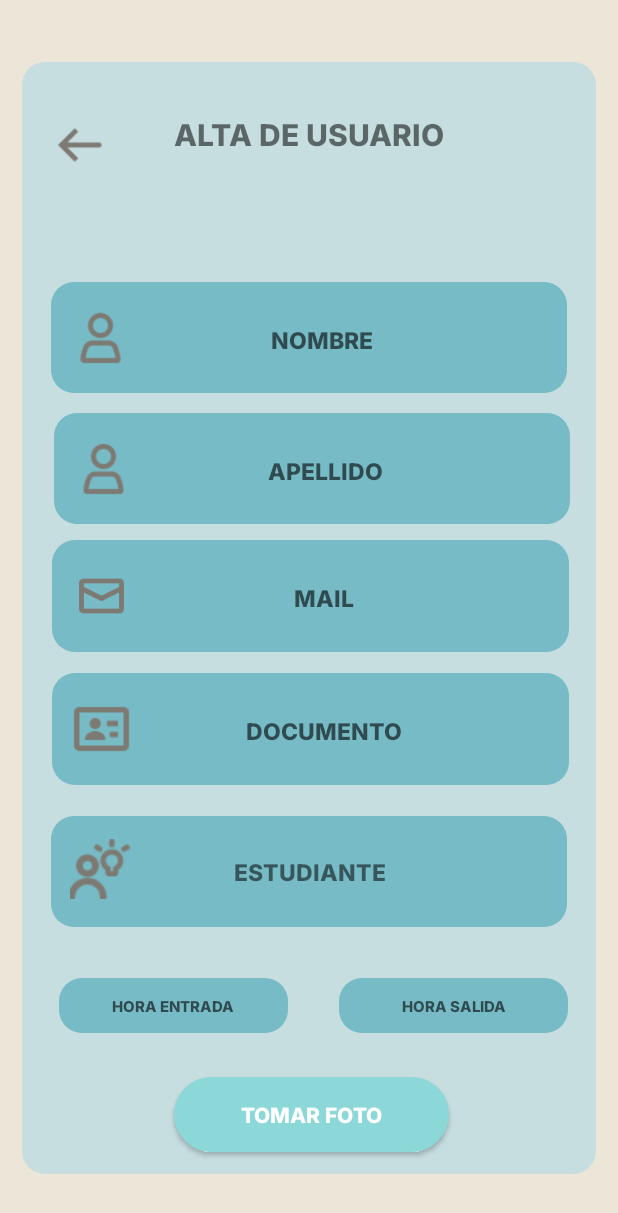
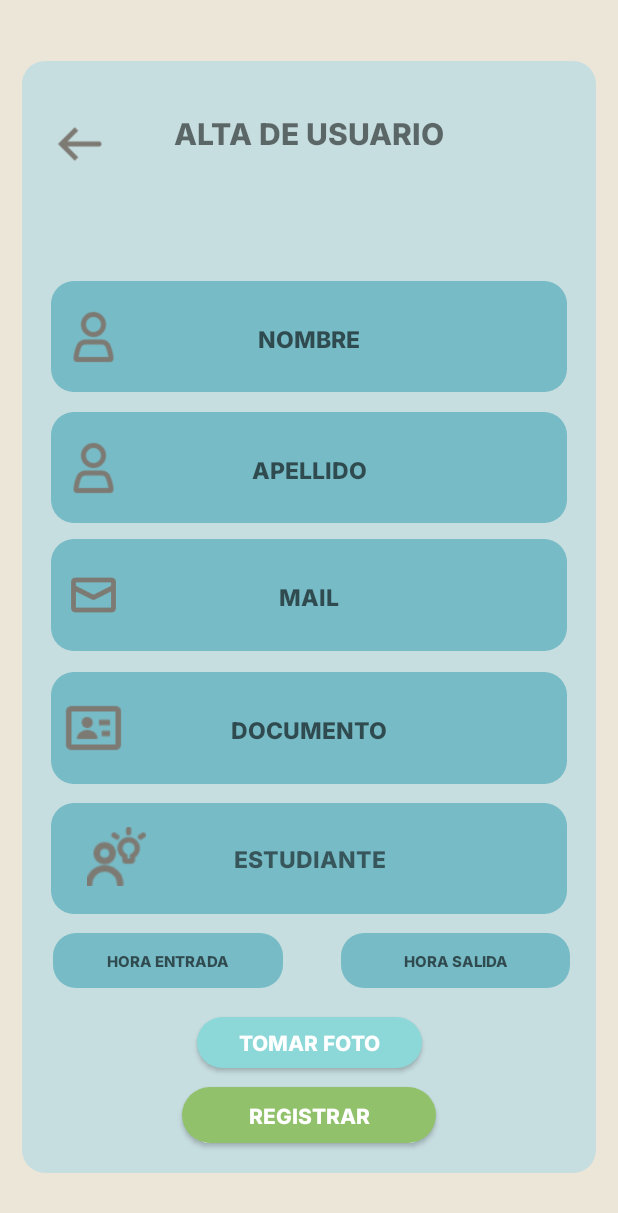
Before and after one commit to Francuster/PPI_RF, an Android app built with Jetpack Compose: the RegistroUsuarioActivity screen opened directly, with no data from a screen before it, on a phone screen of 412 x 824 dp. Shown: the top 1213 px of the screen. Run offline under Robolectric (Android 15) with nearby library versions, the light colour scheme and no system bars; Roboto replaces fonts that are not available here.

Commit message:
agrego boton registrar a "registrar usuario"; fix desing responsive

```diff
--- a/app/src/main/java/com/example/myapplication/activity/RegistroUsuarioActivity.kt
+++ b/app/src/main/java/com/example/myapplication/activity/RegistroUsuarioActivity.kt
@@ -88,7 +88,9 @@ class RegistroUsuarioActivity:AppCompatActivity() {
 
     }
 
-
+    fun registrarUsuario(){
+        enviarDatosRegistro()
+    }
 
     fun goToCamaraParaRegistro(view: View) {
         val intent = Intent(this, CamaraParaRegistroRrHhActivity::class.java)
@@ -102,7 +104,7 @@ class RegistroUsuarioActivity:AppCompatActivity() {
             if (byteArray != null) {
                 imageByteArray = byteArray
                 //imagenBase64 = Base64.encodeToString(byteArray, Base64.DEFAULT)
-                enviarDatosRegistro()
+                //enviarDatosRegistro()
             }
         }
     }
--- a/app/src/main/res/layout/modificacion_usuario.xml
+++ b/app/src/main/res/layout/modificacion_usuario.xml
@@ -418,11 +418,10 @@
             app:layout_constraintBottom_toBottomOf="parent"
             app:layout_constraintEnd_toEndOf="parent"
             app:layout_constraintHeight_percent="0.05"
-            app:layout_constraintHorizontal_bias="0.5"
             app:layout_constraintStart_toStartOf="parent"
 
             app:layout_constraintTop_toBottomOf="@+id/boton_siguiente"
-            app:layout_constraintVertical_bias="0.0"
+            app:layout_constraintVertical_bias="0.382"
             app:layout_constraintWidth_percent="0.38" />
 
         <androidx.constraintlayout.widget.ConstraintLayout
--- a/app/src/main/res/layout/registro_primera_sala_rrhh.xml
+++ b/app/src/main/res/layout/registro_primera_sala_rrhh.xml
@@ -19,7 +19,7 @@
         app:layout_constraintHorizontal_bias="0.5"
         app:layout_constraintStart_toStartOf="parent"
         app:layout_constraintTop_toTopOf="parent"
-        app:layout_constraintVertical_bias="0.5"
+        app:layout_constraintVertical_bias="0.493"
         app:layout_constraintWidth_percent="0.93">
 
 
@@ -32,7 +32,7 @@
             app:layout_constraintEnd_toEndOf="parent"
 
             app:layout_constraintHeight_percent="0.10"
-            app:layout_constraintHorizontal_bias="0.552"
+            app:layout_constraintHorizontal_bias="0.5"
             app:layout_constraintStart_toStartOf="parent"
             app:layout_constraintTop_toTopOf="parent"
             app:layout_constraintVertical_bias="0.351"
@@ -53,8 +53,9 @@
                 app:layout_constraintBottom_toBottomOf="parent"
                 app:layout_constraintEnd_toEndOf="parent"
                 app:layout_constraintHeight_percent="0.55"
-                app:layout_constraintHorizontal_bias="0.0"
+                app:layout_constraintHorizontal_bias="0.5"
                 app:layout_constraintStart_toEndOf="@+id/imagen_apellido"
+                app:layout_constraintStart_toStartOf="parent"
                 app:layout_constraintTop_toTopOf="parent"
                 app:layout_constraintVertical_bias="0.533"
                 app:layout_constraintWidth_percent="0.68"
@@ -68,7 +69,8 @@
 
                 app:layout_constraintBottom_toBottomOf="parent"
                 app:layout_constraintEnd_toEndOf="parent"
-                app:layout_constraintHorizontal_bias="0.007"
+                app:layout_constraintEnd_toStartOf="@+id/apellido_texto"
+                app:layout_constraintHorizontal_bias="0.5"
                 app:layout_constraintStart_toStartOf="parent"
                 app:layout_constraintTop_toTopOf="parent"
                 app:layout_constraintVertical_bias="0.5"
@@ -90,8 +92,8 @@
             app:layout_constraintBottom_toBottomOf="parent"
             app:layout_constraintEnd_toEndOf="parent"
             app:layout_constraintHeight_percent="0.15"
-            app:layout_constraintHorizontal_bias="0.0"
-            app:layout_constraintStart_toEndOf="@+id/imagen_volver"
+            app:layout_constraintHorizontal_bias="0.5"
+            app:layout_constraintStart_toStartOf="parent"
             app:layout_constraintTop_toTopOf="parent"
             app:layout_constraintVertical_bias="0.053"
             app:layout_constraintWidth_percent="0.63"
@@ -106,7 +108,7 @@
             app:layout_constraintBottom_toBottomOf="parent"
             app:layout_constraintEnd_toEndOf="parent"
             app:layout_constraintHeight_percent="0.10"
-            app:layout_constraintHorizontal_bias="0.526"
+            app:layout_constraintHorizontal_bias="0.5"
             app:layout_constraintStart_toStartOf="parent"
             app:layout_constraintTop_toTopOf="parent"
             app:layout_constraintVertical_bias="0.611"
@@ -128,8 +130,9 @@
                 app:layout_constraintBottom_toBottomOf="parent"
                 app:layout_constraintEnd_toEndOf="parent"
                 app:layout_constraintHeight_percent="0.55"
-                app:layout_constraintHorizontal_bias="0.0"
+                app:layout_constraintHorizontal_bias="0.5"
                 app:layout_constraintStart_toEndOf="@+id/imagen_documento"
+                app:layout_constraintStart_toStartOf="parent"
                 app:layout_constraintTop_toTopOf="parent"
                 app:layout_constraintVertical_bias="0.533"
                 app:layout_constraintWidth_percent="0.68"
@@ -143,7 +146,8 @@
 
                 app:layout_constraintBottom_toBottomOf="parent"
                 app:layout_constraintEnd_toEndOf="parent"
-                app:layout_constraintHorizontal_bias="0.007"
+                app:layout_constraintEnd_toStartOf="@+id/documento_texto"
+                app:layout_constraintHorizontal_bias="0.5"
                 app:layout_constraintStart_toStartOf="parent"
                 app:layout_constraintTop_toTopOf="parent"
                 app:layout_constraintVertical_bias="0.5"
@@ -182,8 +186,9 @@
                 app:layout_constraintBottom_toBottomOf="parent"
                 app:layout_constraintEnd_toEndOf="parent"
                 app:layout_constraintHeight_percent="0.55"
-                app:layout_constraintHorizontal_bias="0.0"
+                app:layout_constraintHorizontal_bias="0.5"
                 app:layout_constraintStart_toEndOf="@+id/imagen_nombre"
+                app:layout_constraintStart_toStartOf="parent"
                 app:layout_constraintTop_toTopOf="parent"
                 app:layout_constraintVertical_bias="0.533"
                 app:layout_constraintWidth_percent="0.68"
@@ -197,7 +202,8 @@
 
                 app:layout_constraintBottom_toBottomOf="parent"
                 app:layout_constraintEnd_toEndOf="parent"
-                app:layout_constraintHorizontal_bias="0.007"
+                app:layout_constraintEnd_toStartOf="@+id/nombre_texto"
+                app:layout_constraintHorizontal_bias="0.5"
                 app:layout_constraintStart_toStartOf="parent"
                 app:layout_constraintTop_toTopOf="parent"
                 app:layout_constraintVertical_bias="0.5"
@@ -215,7 +221,7 @@
             app:layout_constraintBottom_toBottomOf="parent"
             app:layout_constraintEnd_toEndOf="parent"
             app:layout_constraintHeight_percent="0.10"
-            app:layout_constraintHorizontal_bias="0.526"
+            app:layout_constraintHorizontal_bias="0.5"
             app:layout_constraintStart_toStartOf="parent"
             app:layout_constraintTop_toTopOf="parent"
             app:layout_constraintVertical_bias="0.478"
@@ -237,8 +243,9 @@
                 app:layout_constraintBottom_toBottomOf="parent"
                 app:layout_constraintEnd_toEndOf="parent"
                 app:layout_constraintHeight_percent="0.55"
-                app:layout_constraintHorizontal_bias="0.0"
+                app:layout_constraintHorizontal_bias="0.5"
                 app:layout_constraintStart_toEndOf="@+id/imagen_mail"
+                app:layout_constraintStart_toStartOf="parent"
                 app:layout_constraintTop_toTopOf="parent"
                 app:layout_constraintVertical_bias="0.533"
                 app:layout_constraintWidth_percent="0.68"
@@ -252,7 +259,8 @@
 
                 app:layout_constraintBottom_toBottomOf="parent"
                 app:layout_constraintEnd_toEndOf="parent"
-                app:layout_constraintHorizontal_bias="0.007"
+                app:layout_constraintEnd_toStartOf="@+id/email_texto"
+                app:layout_constraintHorizontal_bias="0.5"
                 app:layout_constraintStart_toStartOf="parent"
                 app:layout_constraintTop_toTopOf="parent"
                 app:layout_constraintVertical_bias="0.5"
@@ -275,21 +283,22 @@
             app:layout_constraintHorizontal_bias="0.5"
             app:layout_constraintStart_toStartOf="parent"
             app:layout_constraintTop_toTopOf="parent"
-            app:layout_constraintVertical_bias="0.753"
+            app:layout_constraintVertical_bias="0.741"
             app:layout_constraintWidth_percent="0.90" />
 
         <ImageView
             android:id="@+id/imagen_tipo_cuenta"
-            android:layout_width="62dp"
-            android:layout_height="40dp"
+            android:layout_width="54dp"
+            android:layout_height="39dp"
 
 
+            android:layout_marginTop="29dp"
             app:layout_constraintBottom_toBottomOf="parent"
             app:layout_constraintEnd_toEndOf="parent"
-            app:layout_constraintHorizontal_bias="0.065"
+            app:layout_constraintHorizontal_bias="0.109"
             app:layout_constraintStart_toStartOf="parent"
             app:layout_constraintTop_toTopOf="parent"
-            app:layout_constraintVertical_bias="0.739"
+            app:layout_constraintVertical_bias="0.716"
             app:srcCompat="@drawable/collaborations_idea__collaborations_idea_work" />
 
         <ImageView
@@ -308,8 +317,8 @@
 
         <Button
             android:id="@+id/boton_siguiente"
-            android:layout_width="0dp"
-            android:layout_height="50dp"
+            android:layout_width="150dp"
+            android:layout_height="34dp"
             android:layout_margin="10dp"
             android:layout_weight="1"
             android:background="@drawable/boton"
@@ -319,11 +328,32 @@
             android:textColor="@android:color/white"
             app:layout_constraintBottom_toBottomOf="parent"
             app:layout_constraintEnd_toEndOf="parent"
-            app:layout_constraintHorizontal_bias="0.51"
+            app:layout_constraintHorizontal_bias="0.5"
             app:layout_constraintStart_toStartOf="parent"
             app:layout_constraintTop_toTopOf="parent"
-            app:layout_constraintVertical_bias="0.993"
+            app:layout_constraintVertical_bias="0.913"
             app:layout_constraintWidth_percent="0.48" />
+
+        <Button
+            android:id="@+id/boton_registrar_ingreso"
+            android:layout_width="169dp"
+            android:layout_height="0dp"
+            android:layout_weight="1"
+            android:background="@drawable/boton_verde"
+            android:fontFamily="@font/inter_extrabold"
+
+            android:onClick="registrarUsuario"
+            android:text="Registrar"
+            android:textColor="@android:color/white"
+            app:layout_constraintBottom_toBottomOf="parent"
+            app:layout_constraintEnd_toEndOf="parent"
+            app:layout_constraintHeight_percent="0.05"
+            app:layout_constraintHorizontal_bias="0.5"
+
+            app:layout_constraintStart_toStartOf="parent"
+            app:layout_constraintTop_toBottomOf="@+id/boton_siguiente"
+            app:layout_constraintVertical_bias="0.382"
+            app:layout_constraintWidth_percent="0.38" />
 
         <com.google.android.material.textfield.TextInputEditText
             android:id="@+id/hora_entrada"
@@ -336,15 +366,15 @@
             android:inputType="none"
             android:textAlignment="center"
             android:textColor="#36565B"
+            android:textSize="10sp"
             app:layout_constraintBottom_toBottomOf="parent"
             app:layout_constraintEnd_toEndOf="parent"
             app:layout_constraintHeight_percent="0.05"
-            app:layout_constraintHorizontal_bias="0.106"
+            app:layout_constraintHorizontal_bias="0.091"
             app:layout_constraintStart_toStartOf="parent"
             app:layout_constraintTop_toTopOf="parent"
-            app:layout_constraintVertical_bias="0.867"
-            app:layout_constraintWidth_percent="0.40"
-            android:textSize="10sp"/>
+            app:layout_constraintVertical_bias="0.825"
+            app:layout_constraintWidth_percent="0.40" />
 
         <com.google.android.material.textfield.TextInputEditText
             android:id="@+id/hora_salida"
@@ -361,10 +391,10 @@
             app:layout_constraintBottom_toBottomOf="parent"
             app:layout_constraintEnd_toEndOf="parent"
             app:layout_constraintHeight_percent="0.05"
-            app:layout_constraintHorizontal_bias="0.919"
+            app:layout_constraintHorizontal_bias="0.925"
             app:layout_constraintStart_toStartOf="parent"
             app:layout_constraintTop_toTopOf="parent"
-            app:layout_constraintVertical_bias="0.867"
+            app:layout_constraintVertical_bias="0.825"
             app:layout_constraintWidth_percent="0.40" />
 
 
```
